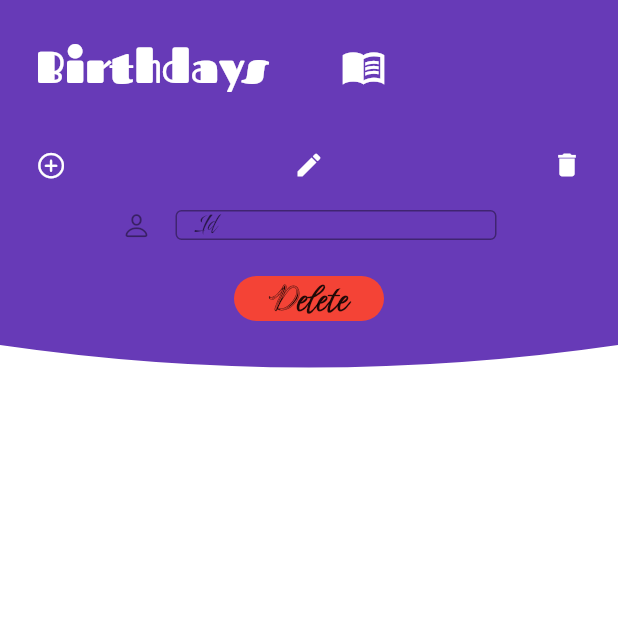
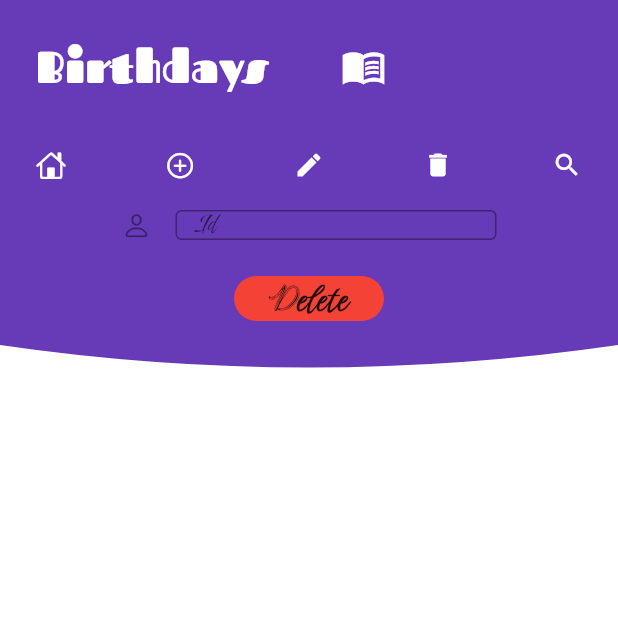
Before and after one commit to Shubham9455/Birthday-App, a Flutter app: the screen it shows after launch, after a tap on the "edit" icon, after a tap on the "delete" icon, on a phone screen of 412 x 824 dp, the top half of it. Run offline on Flutter 3.47's test engine with Material 2 defaults, Android fonts, the phone set to English and light mode, and no system bars; drawn by our look-alikes of velocity_x; our stand-ins replace flutter_local_notifications, sqflite; accounts and stored records are empty.

Commit message:
added search feature

```diff
--- a/birthdays/lib/pages/home_page.dart
+++ b/birthdays/lib/pages/home_page.dart
@@ -1,6 +1,7 @@
 // ignore_for_file: unrelated_type_equality_checks, depend_on_referenced_packages
 
 import 'dart:ui';
+import 'package:birthdays/pages/search_page.dart';
 import 'package:flutter_local_notifications/flutter_local_notifications.dart';
 import 'package:birthdays/models/profiles.dart';
 import 'package:flutter/cupertino.dart';
@@ -18,6 +19,7 @@ class HomePage extends StatefulWidget {
 
 class _HomePageState extends State<HomePage> {
   bool addtapped = false;
+  bool searchtapped = false;
   bool deletetapped = false;
   String dob = "";
   bool edittapped = false;
@@ -26,6 +28,7 @@ class _HomePageState extends State<HomePage> {
   final myController = TextEditingController();
   String name = "";
   List<Persons> person = [];
+  List<Persons> sperson = [];
 
   @override
   void initState() {
@@ -51,6 +54,15 @@ class _HomePageState extends State<HomePage> {
         print("yes");
       }
     }
+  }
+  addSearchList(DateTime searchdate){
+    sperson = [];
+    for(int i = 0;i < person.length;i++){
+      if(DateTime.parse(person[i].dob).month == searchdate.month){
+        sperson.add(person[i]);
+      }
+    }
+    setState(() {});
   }
 
   //////////////////////////////////
@@ -187,6 +199,20 @@ class _HomePageState extends State<HomePage> {
               children: [
                 InkWell(
                   child: const Icon(
+                    CupertinoIcons.home,
+                    color: Colors.white,
+                    size: 20,
+                  ).px24().py12(),
+                  onTap: () {
+                    addtapped = false;
+                    edittapped = false;
+                    deletetapped = false;
+                    searchtapped = false;
+                    setState(() {});
+                  },
+                ),
+                InkWell(
+                  child: const Icon(
                     CupertinoIcons.add_circled,
                     color: Colors.white,
                     size: 20,
@@ -195,6 +221,7 @@ class _HomePageState extends State<HomePage> {
                     addtapped = addtapped ? false : true;
                     edittapped = false;
                     deletetapped = false;
+                    searchtapped = false;
                     setState(() {});
                   },
                 ),
@@ -208,9 +235,11 @@ class _HomePageState extends State<HomePage> {
                     edittapped = edittapped ? false : true;
                     addtapped = false;
                     deletetapped = false;
+                    searchtapped = false;
                     setState(() {});
                   },
                 ),
+
                 InkWell(
                   child: const Icon(
                     Icons.delete,
@@ -220,6 +249,21 @@ class _HomePageState extends State<HomePage> {
                   onTap: () {
                     deletetapped = deletetapped ? false : true;
                     addtapped = false;
+                    edittapped = false;
+                    searchtapped = false;
+                    setState(() {});
+                  },
+                ),
+                InkWell(
+                  child: const Icon(
+                    Icons.search,
+                    color: Colors.white,
+                    size: 20,
+                  ).px24(),
+                  onTap: () {
+                    searchtapped = searchtapped ? false : true;
+                    addtapped = false;
+                    deletetapped = false;
                     edittapped = false;
                     setState(() {});
                   },
@@ -279,6 +323,77 @@ class _HomePageState extends State<HomePage> {
                             onTap: () async {
                               deleteperson(id);
                               await getList();
+                            },
+                          )
+                        ],
+                      ),
+                    )
+                  : Container(),
+            ),
+            ///////////////////////
+            ///For Search
+            ///
+            Container(
+              child: searchtapped
+                  ? SingleChildScrollView(
+                      child: Column(
+                        children: [
+                          TextFormField(
+                            decoration: const InputDecoration(
+                              border: OutlineInputBorder(),
+                              constraints:
+                                  BoxConstraints(maxHeight: 20, maxWidth: 250),
+                              icon: Icon(
+                                CupertinoIcons.search,
+                                size: 20,
+                              ),
+                              // alignLabelWithHint: true,
+                              labelText: "Choose Any Day Of That Month",
+                            ),
+                            controller: myController,
+                            onTap: () async {
+                              DateTime? date = DateTime(1900);
+                              FocusScope.of(context).requestFocus(FocusNode());
+                              date = await showDatePicker(
+                                  context: context,
+                                  initialDate: DateTime.now(),
+                                  firstDate: DateTime(1980),
+                                  lastDate: DateTime.now());
+                              if (date != null) {
+                                setState(() => {
+                                      dob = date.toString(),
+                                      myController.text = date.toString()
+                                    });
+                              }
+                            },
+
+                          ).px16().py8(),
+                          GestureDetector(
+                            child: ClipRRect(
+                              borderRadius: BorderRadius.circular(20),
+                              child: Container(
+                                color: Colors.red,
+                                height: 30,
+                                width: 100,
+                                child: const Center(
+                                  child: Text(
+                                    "Search",
+                                    style: TextStyle(
+                                        fontSize: 20,
+                                        fontWeight: FontWeight.bold),
+                                  ),
+                                ),
+                              ),
+                            ).p16(),
+                            onTap: () async {
+
+                              addSearchList(DateTime.parse(dob));
+                              Navigator.push(
+                        context,
+                        MaterialPageRoute(
+                            builder: (BuildContext context) => SearchPage(sperson: sperson,)
+                        )
+                    );
                             },
                           )
                         ],
```
Also changed, not shown: birthdays/lib/pages/search_page.dart (added, +86 -0 lines).
